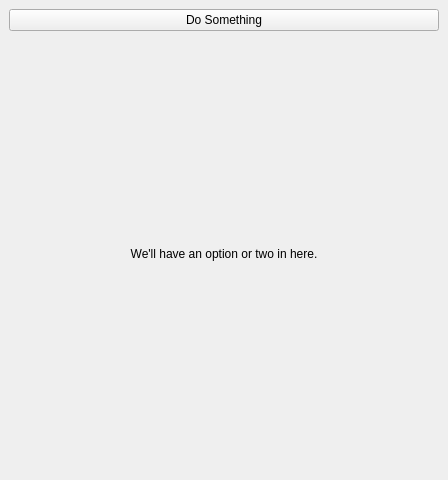
Qt form polygonizer_dockwidget_base.ui (frankhereford/qgis-polygonizer) before a commit.
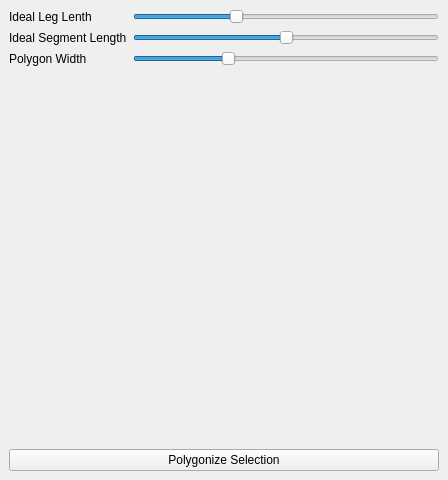
The same form after that commit.

```diff
--- a/polygonizer_dockwidget_base.ui
+++ b/polygonizer_dockwidget_base.ui
@@ -16,21 +16,75 @@
   <widget class="QWidget" name="dockWidgetContents">
    <layout class="QGridLayout" name="gridLayout">
     <item row="1" column="0">
-     <widget class="QLabel" name="label">
+     <widget class="QPushButton" name="printHelloWorld">
       <property name="text">
-       <string>We'll have an option or two in here.</string>
-      </property>
-      <property name="alignment">
-       <set>Qt::AlignCenter</set>
+       <string>Polygonize Selection</string>
       </property>
      </widget>
     </item>
     <item row="0" column="0">
-     <widget class="QPushButton" name="printHelloWorld">
-      <property name="text">
-       <string>Do Something</string>
-      </property>
-     </widget>
+     <layout class="QFormLayout" name="formLayout">
+      <item row="0" column="0">
+       <widget class="QLabel" name="label">
+        <property name="text">
+         <string>Ideal Leg Lenth</string>
+        </property>
+       </widget>
+      </item>
+      <item row="0" column="1">
+       <widget class="QSlider" name="goalLegLength">
+        <property name="maximum">
+         <number>300</number>
+        </property>
+        <property name="value">
+         <number>99</number>
+        </property>
+        <property name="orientation">
+         <enum>Qt::Horizontal</enum>
+        </property>
+       </widget>
+      </item>
+      <item row="1" column="0">
+       <widget class="QLabel" name="label_2">
+        <property name="text">
+         <string>Ideal Segment Length</string>
+        </property>
+       </widget>
+      </item>
+      <item row="1" column="1">
+       <widget class="QSlider" name="goalSegmentLength">
+        <property name="maximum">
+         <number>200</number>
+        </property>
+        <property name="value">
+         <number>100</number>
+        </property>
+        <property name="orientation">
+         <enum>Qt::Horizontal</enum>
+        </property>
+       </widget>
+      </item>
+      <item row="2" column="0">
+       <widget class="QLabel" name="label_3">
+        <property name="text">
+         <string>Polygon Width</string>
+        </property>
+       </widget>
+      </item>
+      <item row="2" column="1">
+       <widget class="QSlider" name="polygonWidth">
+        <property name="value">
+         <number>30</number>
+        </property>
+        <property name="tracking">
+         <bool>true</bool>
+        </property>
+        <property name="orientation">
+         <enum>Qt::Horizontal</enum>
+        </property>
+       </widget>
+      </item>
+     </layout>
     </item>
    </layout>
   </widget>
```
